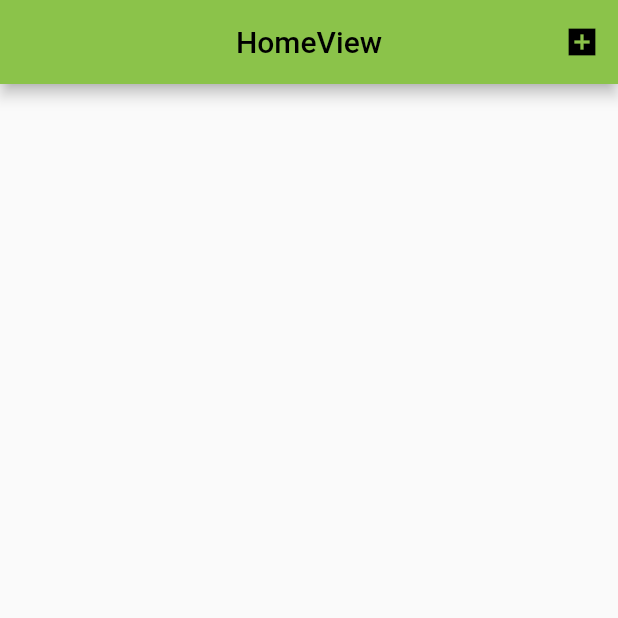
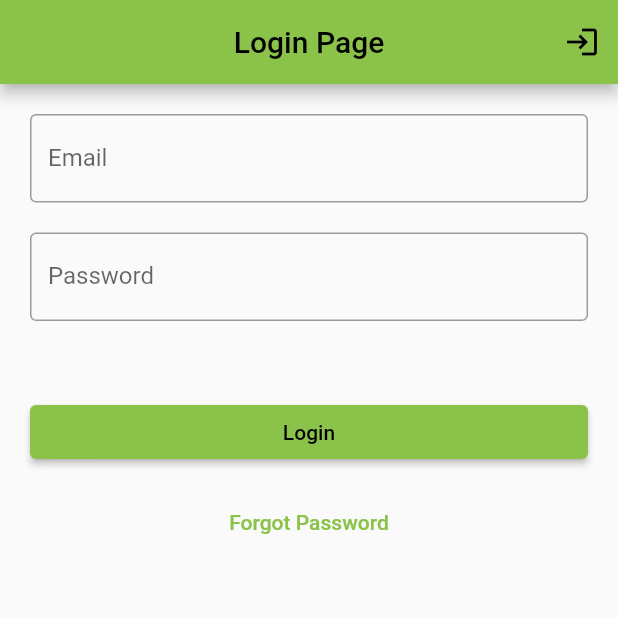
Before and after one commit to handika231/flutter-portofolio, a Flutter app: the screen it shows after launch, on a phone screen of 412 x 824 dp, the top half of it. Run offline on Flutter 3.47's test engine with Material 2 defaults, Android fonts, the phone set to English and light mode, and no system bars; our stand-ins replace cloud_firestore, firebase_auth, firebase_core, get; accounts and stored records are empty.

Commit message:
add auto login

```diff
--- a/presence_app/lib/app/application.dart
+++ b/presence_app/lib/app/application.dart
@@ -1,20 +1,30 @@
 import 'package:flutter/material.dart';
 import 'package:get/get.dart';
+import 'package:presence_app/app/modules/home/views/home_view.dart';
+import 'package:presence_app/app/modules/login/controllers/login_controller.dart';
+import 'package:presence_app/app/modules/login/views/login_view.dart';
 import 'package:presence_app/app/routes/app_pages.dart';
 
 class Application extends StatelessWidget {
-  const Application({super.key});
+  Application({super.key});
+  final controller = Get.put(LoginController());
 
   @override
   Widget build(BuildContext context) {
+    return StreamBuilder(
+      stream: controller.auth.authStateChanges(),
+      builder: (context, snapshot) {
+        print(snapshot.data);
         return GetMaterialApp(
           theme: ThemeData(
             primarySwatch: Colors.lightGreen,
           ),
           debugShowCheckedModeBanner: false,
-      title: "Presence App",
-      initialRoute: AppPages.INITIAL,
+          title: 'Presence App',
+          home: snapshot.data == null ? const LoginView() : const HomeView(),
           getPages: AppPages.routes,
+        );
+      },
     );
   }
 }
--- a/presence_app/lib/app/modules/add_employee/views/add_employee_view.dart
+++ b/presence_app/lib/app/modules/add_employee/views/add_employee_view.dart
@@ -18,7 +18,7 @@ class AddEmployeeView extends GetView<AddEmployeeController> {
           vertical: 30,
         ),
         child: Form(
-          key: controller.formKey,
+          key: controller.employeeFormKey,
           child: Column(
             children: [
               TextFormField(
@@ -49,6 +49,7 @@ class AddEmployeeView extends GetView<AddEmployeeController> {
                 validator: (value) =>
                     value!.isEmpty ? 'Please enter email' : null,
                 controller: controller.emailController,
+                keyboardType: TextInputType.emailAddress,
                 decoration: const InputDecoration(
                   border: OutlineInputBorder(),
                   labelText: 'Email',
@@ -59,7 +60,7 @@ class AddEmployeeView extends GetView<AddEmployeeController> {
               ),
               ElevatedButton(
                 onPressed: () {
-                  if (controller.formKey.currentState!.validate()) {
+                  if (controller.employeeFormKey.currentState!.validate()) {
                     controller.addEmployee();
                   } else {
                     Get.defaultDialog(
--- a/presence_app/lib/app/modules/home/views/home_view.dart
+++ b/presence_app/lib/app/modules/home/views/home_view.dart
@@ -1,3 +1,4 @@
+import 'package:firebase_auth/firebase_auth.dart';
 import 'package:flutter/material.dart';
 import 'package:get/get.dart';
 import 'package:presence_app/app/routes/app_pages.dart';
@@ -12,8 +13,9 @@ class HomeView extends GetView<HomeController> {
       appBar: AppBar(
         actions: [
           IconButton(
-              onPressed: () {
-                Get.toNamed(Routes.ADD_EMPLOYEE);
+            onPressed: () async {
+              await FirebaseAuth.instance.signOut();
+              Get.offAllNamed(Routes.LOGIN);
             },
             icon: const Icon(Icons.add_box_sharp),
           )
@@ -21,6 +23,7 @@ class HomeView extends GetView<HomeController> {
         title: const Text('HomeView'),
         centerTitle: true,
       ),
-        body: Container());
+      body: Container(),
+    );
   }
 }
--- /dev/null
+++ b/presence_app/lib/app/modules/login/controllers/login_controller.dart
@@ -0,0 +1,48 @@
+import 'package:firebase_auth/firebase_auth.dart';
+import 'package:flutter/cupertino.dart';
+import 'package:get/get.dart';
+import 'package:presence_app/app/routes/app_pages.dart';
+
+class LoginController extends GetxController {
+  TextEditingController emailController = TextEditingController();
+  TextEditingController passwordController = TextEditingController();
+  //form key
+  final loginFormKey = GlobalKey<FormState>();
+  @override
+  void onClose() {
+    emailController.dispose();
+    passwordController.dispose();
+    super.onClose();
+  }
+
+  final FirebaseAuth auth = FirebaseAuth.instance;
+
+  Future login(String email, String password) async {
+    try {
+      UserCredential userCredential = await auth.signInWithEmailAndPassword(
+        email: email,
+        password: password,
+      );
+      if (userCredential.user!.emailVerified) {
+        Get.offAllNamed(Routes.HOME);
+      } else {
+        Get.defaultDialog(
+          title: 'Error! Email Verification',
+          middleText: 'Please check your email to continue login',
+        );
+      }
+    } on FirebaseAuthException catch (e) {
+      if (e.code == 'user-not-found') {
+        Get.defaultDialog(
+          title: 'Something Wrong',
+          middleText: 'No user found for that email.',
+        );
+      } else if (e.code == 'wrong-password') {
+        Get.defaultDialog(
+          title: 'Something Wrong',
+          middleText: 'Wrong password provided for that user.',
+        );
+      }
+    }
+  }
+}
--- /dev/null
+++ b/presence_app/lib/app/modules/login/views/login_view.dart
@@ -0,0 +1,82 @@
+import 'package:flutter/material.dart';
+import 'package:get/get.dart';
+import 'package:presence_app/app/routes/app_pages.dart';
+
+import '../controllers/login_controller.dart';
+
+class LoginView extends GetView<LoginController> {
+  const LoginView({Key? key}) : super(key: key);
+  @override
+  Widget build(BuildContext context) {
+    return Scaffold(
+      appBar: AppBar(
+        actions: [
+          IconButton(
+            onPressed: () {
+              Get.toNamed(Routes.ADD_EMPLOYEE);
+            },
+            icon: const Icon(Icons.login),
+          )
+        ],
+        title: const Text('Login Page'),
+        centerTitle: true,
+      ),
+      body: Form(
+        key: controller.loginFormKey,
+        child: ListView(
+          padding: const EdgeInsets.all(20),
+          children: [
+            TextFormField(
+              validator: (value) =>
+                  value!.isEmpty ? 'Please enter Email' : null,
+              controller: controller.emailController,
+              keyboardType: TextInputType.emailAddress,
+              decoration: const InputDecoration(
+                border: OutlineInputBorder(),
+                labelText: 'Email',
+              ),
+            ),
+            const SizedBox(
+              height: 20,
+            ),
+            TextFormField(
+              validator: (value) =>
+                  value!.isEmpty ? 'Please enter Passsword' : null,
+              controller: controller.passwordController,
+              obscureText: true,
+              decoration: const InputDecoration(
+                border: OutlineInputBorder(),
+                labelText: 'Password',
+              ),
+            ),
+            const SizedBox(
+              height: 50,
+            ),
+            ElevatedButton(
+              onPressed: () {
+                if (controller.loginFormKey.currentState!.validate()) {
+                  controller.login(
+                    controller.emailController.text,
+                    controller.passwordController.text,
+                  );
+                }
+              },
+              child: const Text(
+                'Login',
+              ),
+            ),
+            const SizedBox(
+              height: 12,
+            ),
+            TextButton(
+              onPressed: () {},
+              child: const Text(
+                'Forgot Password',
+              ),
+            ),
+          ],
+        ),
+      ),
+    );
+  }
+}
--- a/presence_app/lib/app/routes/app_pages.dart
+++ b/presence_app/lib/app/routes/app_pages.dart
@@ -4,6 +4,8 @@ import '../modules/add_employee/bindings/add_employee_binding.dart';
 import '../modules/add_employee/views/add_employee_view.dart';
 import '../modules/home/bindings/home_binding.dart';
 import '../modules/home/views/home_view.dart';
+import '../modules/login/bindings/login_binding.dart';
+import '../modules/login/views/login_view.dart';
 
 part 'app_routes.dart';
 
@@ -23,5 +25,10 @@ class AppPages {
       page: () => const AddEmployeeView(),
       binding: AddEmployeeBinding(),
     ),
+    GetPage(
+      name: _Paths.LOGIN,
+      page: () => const LoginView(),
+      binding: LoginBinding(),
+    ),
   ];
 }
--- a/presence_app/lib/app/routes/app_routes.dart
+++ b/presence_app/lib/app/routes/app_routes.dart
@@ -5,10 +5,12 @@ abstract class Routes {
   Routes._();
   static const HOME = _Paths.HOME;
   static const ADD_EMPLOYEE = _Paths.ADD_EMPLOYEE;
+  static const LOGIN = _Paths.LOGIN;
 }
 
 abstract class _Paths {
   _Paths._();
   static const HOME = '/home';
   static const ADD_EMPLOYEE = '/add-employee';
+  static const LOGIN = '/login';
 }
--- a/presence_app/lib/main.dart
+++ b/presence_app/lib/main.dart
@@ -9,5 +9,5 @@ void main() async {
   await Firebase.initializeApp(
     options: DefaultFirebaseOptions.currentPlatform,
   );
-  runApp(const Application());
+  runApp(Application());
 }
```
Also changed, not shown: presence_app/lib/app/modules/add_employee/controllers/add_employee_controller.dart (+5 -3 lines), presence_app/lib/app/modules/login/bindings/login_binding.dart (added, +12 -0 lines). Lines whose indentation alone changed are shown as unchanged.
